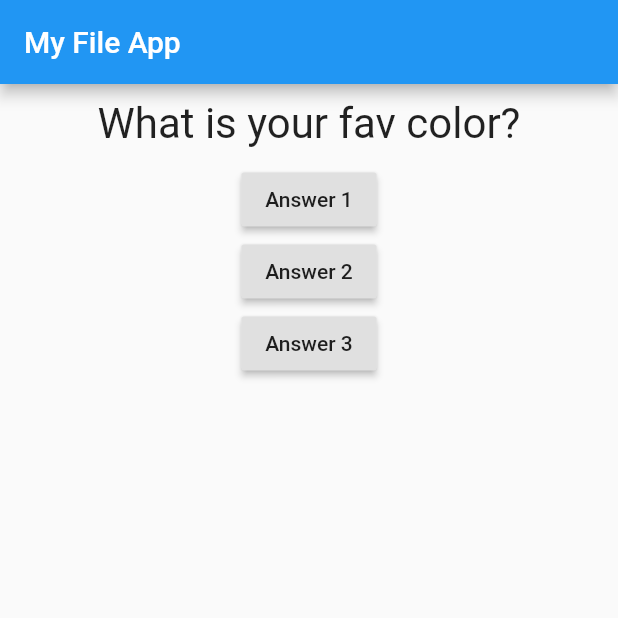
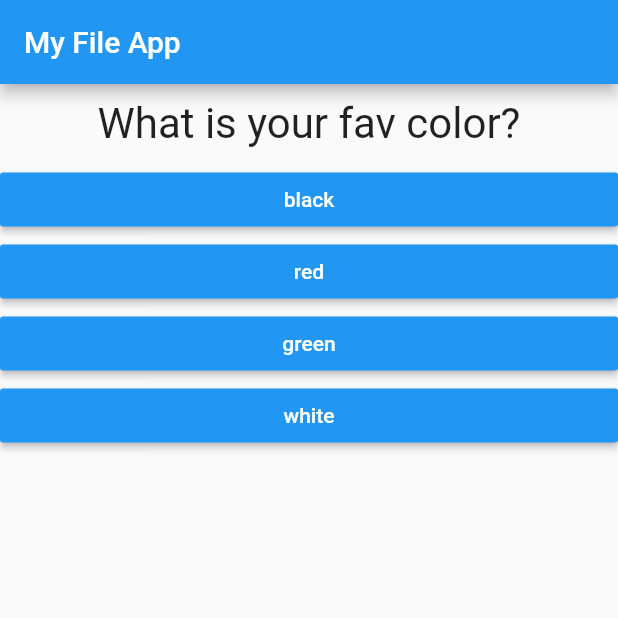
Before and after one commit to adrijshikhar/flutter-basic, a Flutter app: the screen it shows after launch, on a phone screen of 412 x 824 dp, the top half of it. Run offline on Flutter 3.47's test engine with Material 2 defaults, Android fonts, the phone set to English and light mode, and no system bars.

Commit message:
Adds answer button widget Adds question array

```diff
--- /dev/null
+++ b/lib/answer.dart
@@ -0,0 +1,21 @@
+import 'package:flutter/material.dart';
+
+class Answer extends StatelessWidget {
+  final Function selectHandler;
+  final String answerText;
+
+  Answer(this.selectHandler, this.answerText);
+
+  @override
+  Widget build(BuildContext context) {
+    return Container(
+      width: double.infinity,
+      child: RaisedButton(
+        color: Colors.blue,
+        textColor: Colors.white,
+        child: Text(answerText),
+        onPressed: selectHandler,
+      ),
+    );
+  }
+}
--- a/lib/main.dart
+++ b/lib/main.dart
@@ -1,6 +1,7 @@
 import 'package:flutter/material.dart';
 
 import './question.dart';
+import './answer.dart';
 
 void main() => runApp(MyApp());
 
@@ -25,9 +26,19 @@ class _MyAppState extends State<MyApp> {
 
   @override
   Widget build(BuildContext context) {
-    List<String> questions = [
-      "What is your fav color?",
-      "What is your fav animal?"
+    List<Map<String, Object>> questions = [
+      {
+        "questionText": "What is your fav color?",
+        'answers': ['black', 'red', 'green', 'white'],
+      },
+      {
+        "questionText": "What is your fav animal?",
+        'answers': ['rabbit', 'lion'],
+      },
+      {
+        "questionText": "What is your fav food?",
+        'answers': ['chicken', 'pork'],
+      },
     ];
 
     return MaterialApp(
@@ -38,20 +49,11 @@ class _MyAppState extends State<MyApp> {
         body: Column(
           children: [
             Question(
-              questions[_questionIndex],
+              questions[_questionIndex]['questionText'],
             ),
-            RaisedButton(
-              child: Text('Answer 1'),
-              onPressed: _answerQuestion,
-            ),
-            RaisedButton(
-              child: Text('Answer 2'),
-              onPressed: _answerQuestion,
-            ),
-            RaisedButton(
-              child: Text('Answer 3'),
-              onPressed: _answerQuestion,
-            ),
+            ...(questions[_questionIndex]['answers'] as List)
+                .map((answer) => Answer(_answerQuestion, answer))
+                .toList()
           ],
         ),
       ),
```
